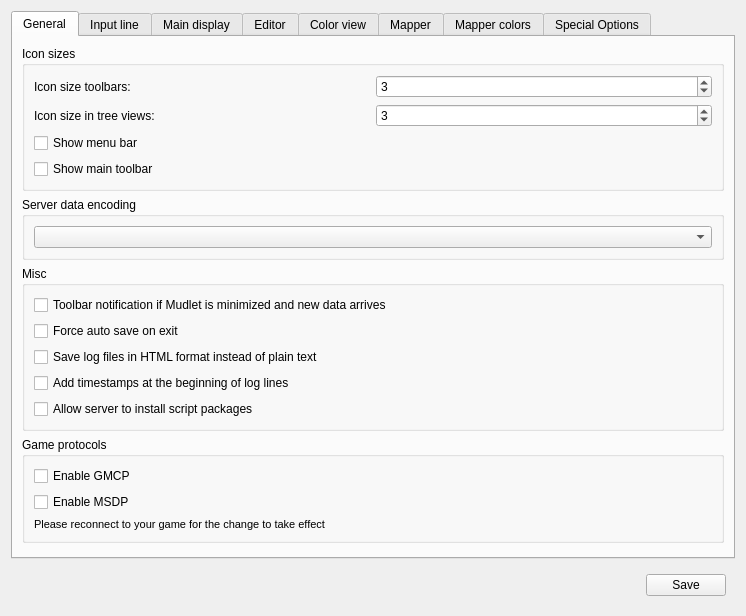
Above: src/ui/profile_preferences.ui from Mudlet/Mudlet before the change. Below: the same form after it.
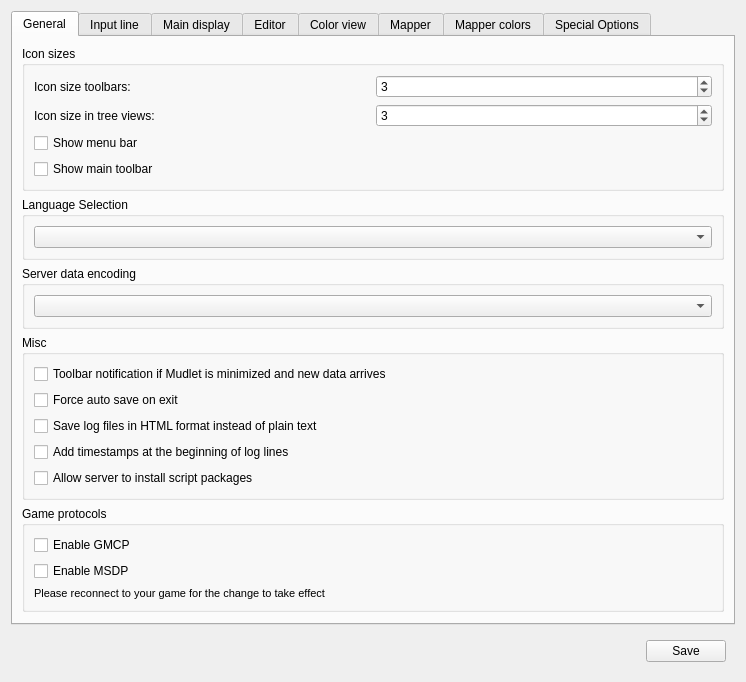
That is the form after the change. Icons and pictures are not drawn. Custom widgets are drawn as their Qt base class.

```diff
--- a/src/ui/profile_preferences.ui
+++ b/src/ui/profile_preferences.ui
@@ -147,6 +147,22 @@
         </widget>
        </item>
        <item row="1" column="0">
+        <widget class="QGroupBox" name="groupBox_languageSelection">
+         <property name="title">
+          <string>Language Selection</string>
+         </property>
+         <layout class="QGridLayout" name="gridLayout_languageSelection">
+          <item row="0" column="0">
+           <widget class="QComboBox" name="comboBox_languageSelection">
+            <property name="toolTip">
+             <string notr="true" extracomment="A special multi-language tooltip is generated in the dlgProfilePreferences constructor and will replace this - it is not to be translated!"/>
+            </property>
+           </widget>
+          </item>
+         </layout>
+        </widget>
+       </item>
+       <item row="2" column="0">
         <widget class="QGroupBox" name="groupBox_encoding">
          <property name="enabled">
           <bool>true</bool>
@@ -168,7 +184,7 @@
          </layout>
         </widget>
        </item>
-       <item row="2" column="0">
+       <item row="3" column="0">
         <widget class="QGroupBox" name="groupBox_2">
          <property name="title">
           <string>Misc</string>
@@ -215,7 +231,7 @@
          </layout>
         </widget>
        </item>
-       <item row="3" column="0">
+       <item row="4" column="0">
         <widget class="QGroupBox" name="groupBox_13">
          <property name="title">
           <string>Game protocols</string>
```
Left out of the diff: 150 changed lines with no effect on the pictures.
